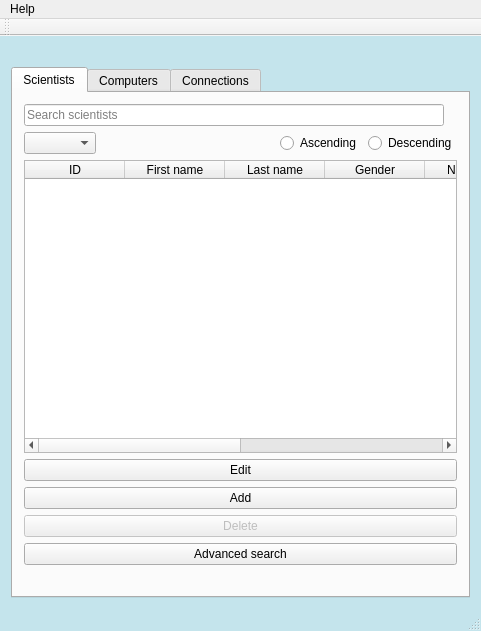
Qt form Gui-Vln-2016/mainwindow.ui (ivark16/Vln-2016) before a commit.
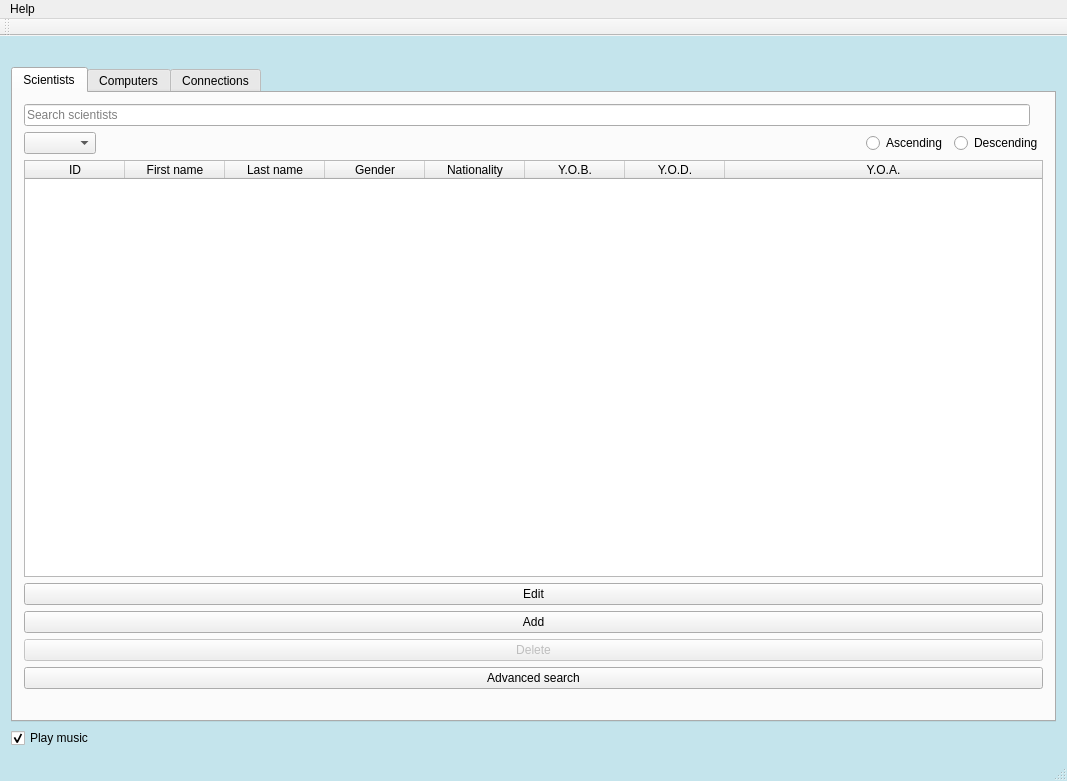
The same form after that commit. Icons and pictures are not drawn.

Commit message: mute takki fyrir skúla

What changed in the file:
```diff
--- a/Gui-Vln-2016/mainwindow.ui
+++ b/Gui-Vln-2016/mainwindow.ui
@@ -9,8 +9,8 @@
    <rect>
     <x>0</x>
     <y>0</y>
-    <width>481</width>
-    <height>631</height>
+    <width>1067</width>
+    <height>781</height>
    </rect>
   </property>
   <property name="baseSize">
@@ -589,6 +589,16 @@
       </widget>
      </widget>
     </item>
+    <item>
+     <widget class="QCheckBox" name="playAudio">
+      <property name="text">
+       <string>Play music</string>
+      </property>
+      <property name="checked">
+       <bool>true</bool>
+      </property>
+     </widget>
+    </item>
    </layout>
   </widget>
   <widget class="QMenuBar" name="menuBar">
@@ -596,8 +606,8 @@
     <rect>
      <x>0</x>
      <y>0</y>
-     <width>481</width>
-     <height>17</height>
+     <width>1067</width>
+     <height>26</height>
     </rect>
    </property>
    <widget class="QMenu" name="menuHelp">
```
The commit also changes 2 other files.
